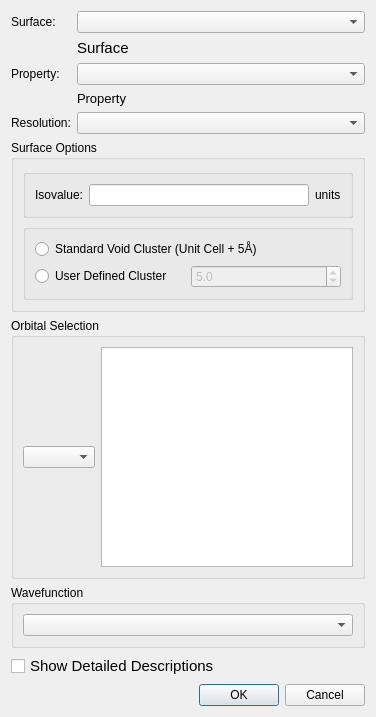
Old version of the form src/dialogs/surfacegenerationdialog.ui in the repository peterspackman/crystalexplorer.
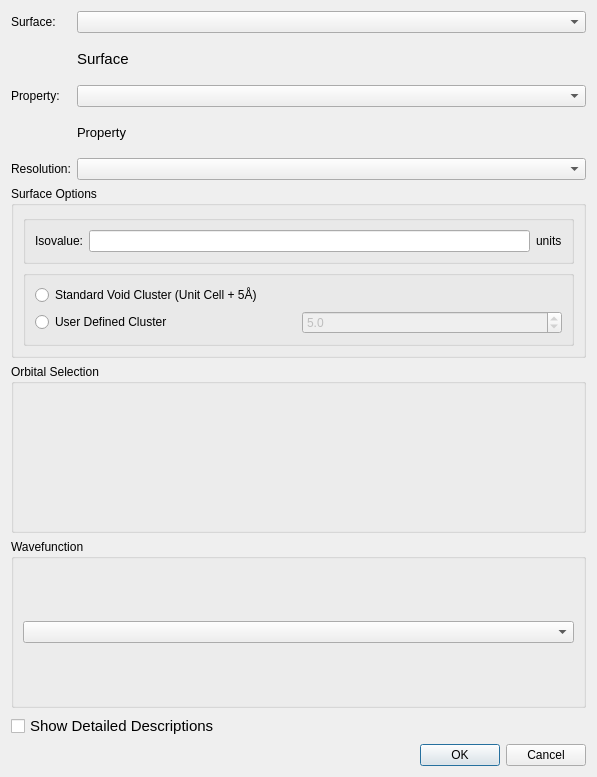
New version of the form. Custom widgets are drawn as their Qt base class.

Commit message: Working orbital selection, calculation of MOs

```diff
--- a/src/dialogs/surfacegenerationdialog.ui
+++ b/src/dialogs/surfacegenerationdialog.ui
@@ -6,8 +6,8 @@
    <rect>
     <x>0</x>
     <y>0</y>
-    <width>376</width>
-    <height>717</height>
+    <width>597</width>
+    <height>777</height>
    </rect>
   </property>
   <property name="sizePolicy">
@@ -229,10 +229,14 @@
      </property>
      <layout class="QHBoxLayout" name="horizontalLayout_2">
       <item>
-       <widget class="QComboBox" name="orbitalTypeComboBox"/>
-      </item>
-      <item>
-       <widget class="QListWidget" name="orbitalSelectionListWidget"/>
+       <widget class="MolecularOrbitalSelector" name="orbitalSelectionWidget" native="true">
+        <property name="minimumSize">
+         <size>
+          <width>480</width>
+          <height>0</height>
+         </size>
+        </property>
+       </widget>
       </item>
      </layout>
     </widget>
@@ -289,6 +293,12 @@
    <extends>QComboBox</extends>
    <header>surfacedropdown.h</header>
   </customwidget>
+  <customwidget>
+   <class>MolecularOrbitalSelector</class>
+   <extends>QWidget</extends>
+   <header>molecular_orbital_selector.h</header>
+   <container>1</container>
+  </customwidget>
  </customwidgets>
  <tabstops>
   <tabstop>surfaceComboBox</tabstop>
```
The commit also changes 15 other files.
